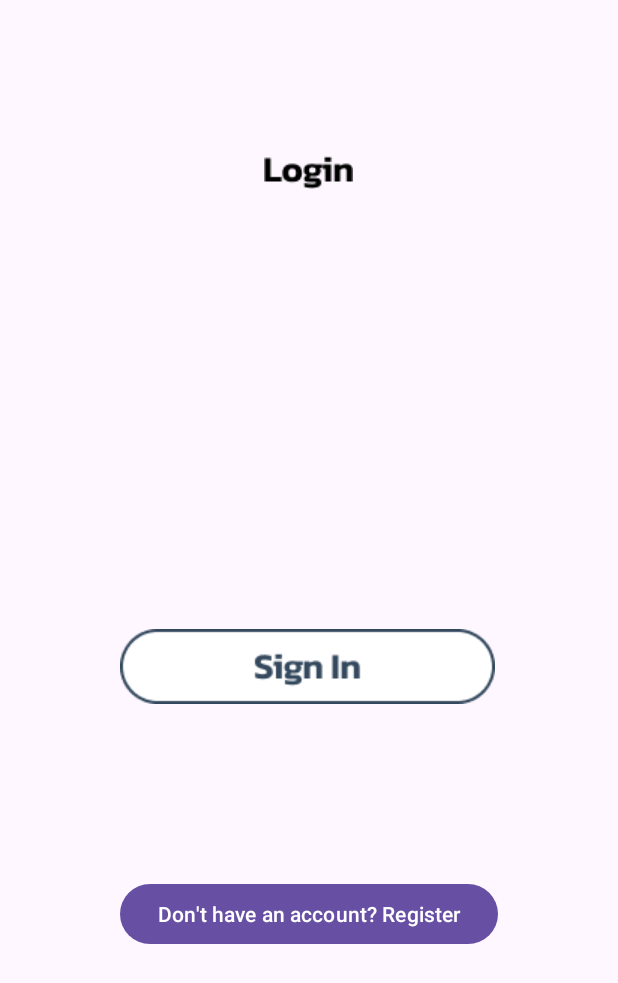
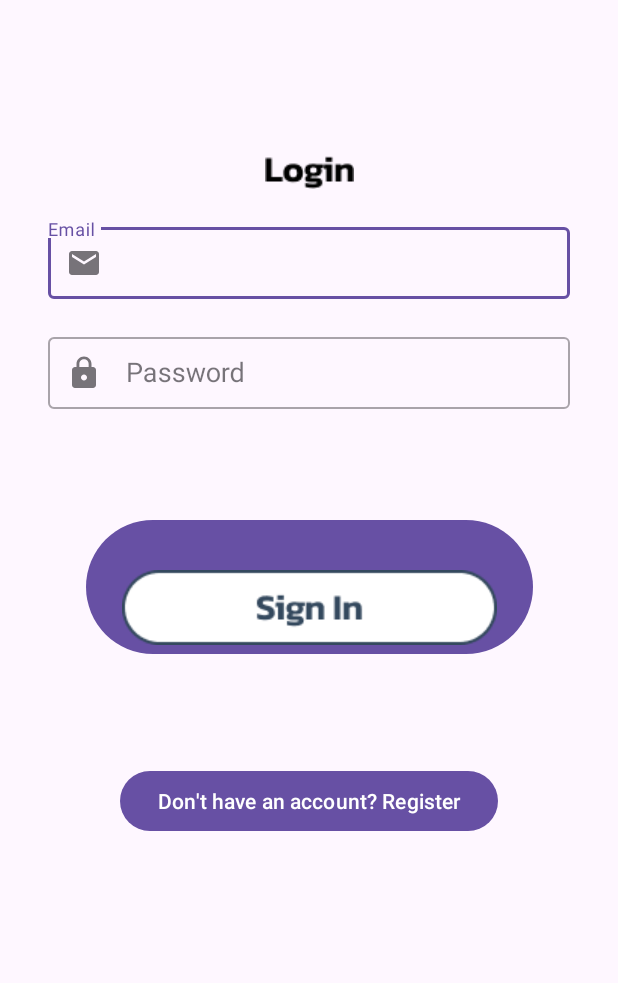
Before and after one commit to C241-PS139/Recout, an Android app: the screen it shows after launch (LoginActivity), on a phone screen of 412 x 824 dp. Shown: the top 983 px of the screen. Run offline under Robolectric (Android 15) with nearby library versions, the phone set to English and light mode, and no system bars; our stand-ins replace Firebase (no records; nobody signed in at launch, a user with empty details on screens opened directly).

```diff
--- a/app/build.gradle.kts
+++ b/app/build.gradle.kts
@@ -55,4 +55,10 @@ dependencies {
     implementation(platform("com.google.firebase:firebase-bom:33.1.0"))
     implementation("com.google.firebase:firebase-analytics")
 
+    //retrofit
+    implementation(libs.glide)
+    implementation(libs.retrofit)
+    implementation(libs.retrofit2.converter.gson)
+    implementation(libs.logging.interceptor)
+
 }
--- /dev/null
+++ b/app/src/main/java/com/bangkit/recout/data/api/ApiConfig.kt
@@ -0,0 +1,5 @@
+package com.bangkit.recout.data.api
+
+class ApiConfig {
+
+}
--- /dev/null
+++ b/app/src/main/java/com/bangkit/recout/data/api/ApiService.kt
@@ -0,0 +1,5 @@
+package com.bangkit.recout.data.api
+
+interface ApiService {
+
+}
--- a/app/src/main/java/com/bangkit/recout/view/login/LoginActivity.kt
+++ b/app/src/main/java/com/bangkit/recout/view/login/LoginActivity.kt
@@ -2,6 +2,7 @@ package com.bangkit.recout.view.login
 
 import android.content.Intent
 import android.os.Bundle
+import android.view.View
 import android.widget.Toast
 import androidx.appcompat.app.AppCompatActivity
 import com.bangkit.recout.databinding.ActivityLoginBinding
@@ -21,11 +22,12 @@ class LoginActivity : AppCompatActivity() {
 
         auth = FirebaseAuth.getInstance()
 
-        binding.imageView3.setOnClickListener {
+        binding.btnSignIn.setOnClickListener {
             val email = binding.emailEditText.text.toString().trim()
             val password = binding.passwordEditText.text.toString().trim()
 
             if (email.isNotEmpty() && password.isNotEmpty()) {
+                showLoading(true)
                 auth.signInWithEmailAndPassword(email, password)
                     .addOnCompleteListener(this) { task ->
                         if (task.isSuccessful) {
@@ -33,7 +35,7 @@ class LoginActivity : AppCompatActivity() {
                             startActivity(Intent(this, MainActivity::class.java))
                             finish()
                         } else {
-                            Toast.makeText(this, "Login failed: ${task.exception?.message}", Toast.LENGTH_SHORT).show()
+                            Toast.makeText(this, "Email & Password Incorrect!", Toast.LENGTH_SHORT).show()
                         }
                     }
             } else {
@@ -45,4 +47,8 @@ class LoginActivity : AppCompatActivity() {
             startActivity(Intent(this, RegisterActivity::class.java))
         }
     }
+
+    private fun showLoading(isLoading: Boolean) {
+        binding.progressBar.visibility = if (isLoading) View.VISIBLE else View.GONE
+    }
 }
--- a/app/src/main/res/layout/activity_login.xml
+++ b/app/src/main/res/layout/activity_login.xml
@@ -11,24 +11,11 @@
         android:id="@+id/imageView"
         android:layout_width="wrap_content"
         android:layout_height="wrap_content"
-        android:layout_marginStart="176dp"
         android:layout_marginTop="104dp"
         app:layout_constraintStart_toStartOf="parent"
+        app:layout_constraintEnd_toEndOf="parent"
         app:layout_constraintTop_toTopOf="parent"
         app:srcCompat="@drawable/login" />
-
-    <TextView
-        android:id="@+id/emailTextView"
-        android:layout_width="wrap_content"
-        android:layout_height="wrap_content"
-        android:layout_marginStart="32dp"
-        android:layout_marginTop="24dp"
-        android:alpha="0"
-        android:text="@string/email"
-        android:textColor="@color/black"
-        app:layout_constraintStart_toStartOf="parent"
-        app:layout_constraintTop_toBottomOf="@+id/imageView"
-        tools:alpha="100" />
 
     <com.google.android.material.textfield.TextInputLayout
         android:id="@+id/emailEditTextLayout"
@@ -37,11 +24,12 @@
         android:layout_height="wrap_content"
         android:layout_marginStart="32dp"
         android:layout_marginEnd="32dp"
-        android:alpha="0"
+        android:layout_marginTop="20dp"
         app:layout_constraintEnd_toEndOf="parent"
         app:layout_constraintStart_toStartOf="parent"
-        app:layout_constraintTop_toBottomOf="@+id/emailTextView"
+        app:layout_constraintTop_toBottomOf="@+id/imageView"
         app:startIconDrawable="@drawable/baseline_email_24"
+        android:hint="@string/email"
         tools:alpha="100">
 
         <com.bangkit.recout.view.customView.Email
@@ -54,19 +42,6 @@
             tools:ignore="SpeakableTextPresentCheck" />
     </com.google.android.material.textfield.TextInputLayout>
 
-    <TextView
-        android:id="@+id/passwordTextView"
-        android:layout_width="wrap_content"
-        android:layout_height="wrap_content"
-        android:layout_marginStart="32dp"
-        android:layout_marginTop="8dp"
-        android:alpha="0"
-        android:text="@string/password"
-        android:textColor="@color/black"
-        app:layout_constraintStart_toStartOf="parent"
-        app:layout_constraintTop_toBottomOf="@+id/emailEditTextLayout"
-        tools:alpha="100" />
-
     <com.google.android.material.textfield.TextInputLayout
         android:id="@+id/passwordEditTextLayout"
         style="@style/Widget.MaterialComponents.TextInputLayout.OutlinedBox"
@@ -74,11 +49,12 @@
         android:layout_height="wrap_content"
         android:layout_marginStart="32dp"
         android:layout_marginEnd="32dp"
-        android:alpha="0"
+        android:layout_marginTop="20dp"
         app:layout_constraintEnd_toEndOf="parent"
         app:layout_constraintStart_toStartOf="parent"
-        app:layout_constraintTop_toBottomOf="@+id/passwordTextView"
-        app:startIconDrawable="@drawable/baseline_email_24"
+        app:layout_constraintTop_toBottomOf="@+id/emailEditTextLayout"
+        app:startIconDrawable="@drawable/baseline_lock_24"
+        android:hint="@string/password"
         tools:alpha="100">
 
         <com.bangkit.recout.view.customView.Password
@@ -91,24 +67,35 @@
             tools:ignore="SpeakableTextPresentCheck,TouchTargetSizeCheck" />
     </com.google.android.material.textfield.TextInputLayout>
 
-    <ImageView
-        android:id="@+id/imageView3"
+    <Button
+        android:id="@+id/btnSignIn"
         android:layout_width="wrap_content"
         android:layout_height="wrap_content"
-        android:layout_marginStart="80dp"
-        android:layout_marginTop="116dp"
+        android:layout_marginTop="70dp"
+        android:drawableBottom="@drawable/secondary_button"
+        app:layout_constraintEnd_toEndOf="parent"
         app:layout_constraintStart_toStartOf="parent"
-        app:layout_constraintTop_toBottomOf="@+id/passwordEditTextLayout"
-        app:srcCompat="@drawable/secondary_button" />
+        app:layout_constraintTop_toBottomOf="@+id/passwordEditTextLayout" />
 
     <Button
         android:id="@+id/registerRedirectButton"
-        android:layout_width="match_parent"
+        android:layout_width="0dp"
         android:layout_height="wrap_content"
-        android:layout_marginTop="116dp"
+        android:layout_marginTop="70dp"
         android:layout_marginStart="80dp"
         android:layout_marginEnd="80dp"
         app:layout_constraintStart_toStartOf="parent"
-        app:layout_constraintTop_toBottomOf="@+id/imageView3"
+        app:layout_constraintEnd_toEndOf="parent"
+        app:layout_constraintTop_toBottomOf="@+id/btnSignIn"
         android:text="Don't have an account? Register" />
+
+    <ProgressBar
+        android:id="@+id/progressBar"
+        android:layout_width="wrap_content"
+        android:layout_height="wrap_content"
+        android:visibility="gone"
+        app:layout_constraintBottom_toBottomOf="parent"
+        app:layout_constraintEnd_toEndOf="parent"
+        app:layout_constraintStart_toStartOf="parent"
+        app:layout_constraintTop_toTopOf="parent" />
 </androidx.constraintlayout.widget.ConstraintLayout>
```
Also changed, not shown: app/src/main/java/com/bangkit/recout/data/response/MainResponse.kt (added, +9 -0 lines), app/src/main/java/com/bangkit/recout/view/main/MainActivity.kt (+9 -1 lines), app/src/main/java/com/bangkit/recout/view/register/RegisterActivity.kt (+27 -4 lines), app/src/main/java/com/bangkit/recout/view/welcome/WelcomeActivity.kt (+24 -10 lines), app/src/main/res/layout/activity_main.xml (+17 -2 lines), app/src/main/res/layout/activity_register.xml (+15 -44 lines), app/src/main/res/layout/item.xml (added, +48 -0 lines), gradle/libs.versions.toml (+8 -0 lines).
